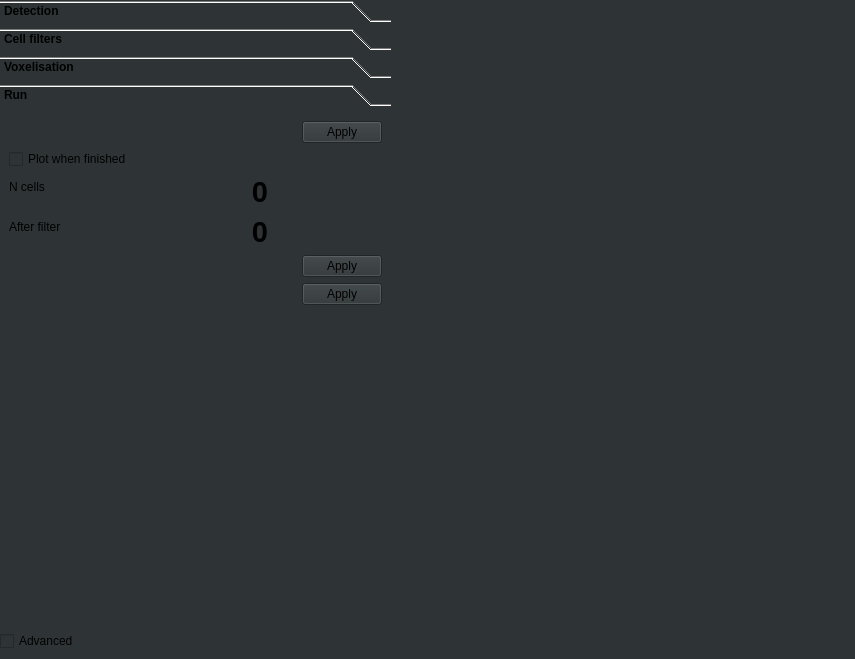
Qt form ClearMap/gui/creator/cell_map_tab.ui (ClearAnatomics/ClearMap) before a commit.
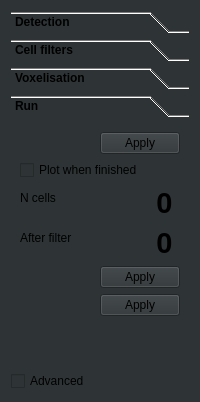
The same form after that commit.

```diff
--- a/ClearMap/gui/creator/cell_map_tab.ui
+++ b/ClearMap/gui/creator/cell_map_tab.ui
@@ -2,41 +2,14 @@
 <ui version="4.0">
  <class>Form</class>
  <widget class="QWidget" name="Form">
-  <property name="geometry">
-   <rect>
-    <x>0</x>
-    <y>0</y>
-    <width>855</width>
-    <height>659</height>
-   </rect>
-  </property>
-  <property name="maximumSize">
-   <size>
-    <width>16777215</width>
-    <height>720</height>
-   </size>
-  </property>
-  <property name="baseSize">
-   <size>
-    <width>0</width>
-    <height>720</height>
-   </size>
-  </property>
   <property name="windowTitle">
    <string>Form</string>
   </property>
   <property name="styleSheet">
    <string notr="true">background-color: rgb(46, 52, 54);</string>
   </property>
-  <widget class="QWidget" name="verticalLayoutWidget">
-   <property name="geometry">
-    <rect>
-     <x>0</x>
-     <y>0</y>
-     <width>391</width>
-     <height>651</height>
-    </rect>
-   </property>
+  <layout class="QVBoxLayout" name="verticalLayout_10">
+   <item>
    <layout class="QVBoxLayout" name="verticalLayout_2">
     <item>
      <widget class="QToolBox" name="toolBox">
@@ -636,8 +609,8 @@
        <property name="geometry">
         <rect>
          <x>0</x>
-         <y>-20</y>
-         <width>375</width>
+          <y>0</y>
+          <width>343</width>
          <height>226</height>
         </rect>
        </property>
@@ -764,7 +737,8 @@
      </widget>
     </item>
    </layout>
-  </widget>
+   </item>
+  </layout>
  </widget>
  <resources/>
  <connections/>
```
Left out of the diff: 12 changed lines with no effect on the pictures. Lines whose indentation alone changed are shown as unchanged.
